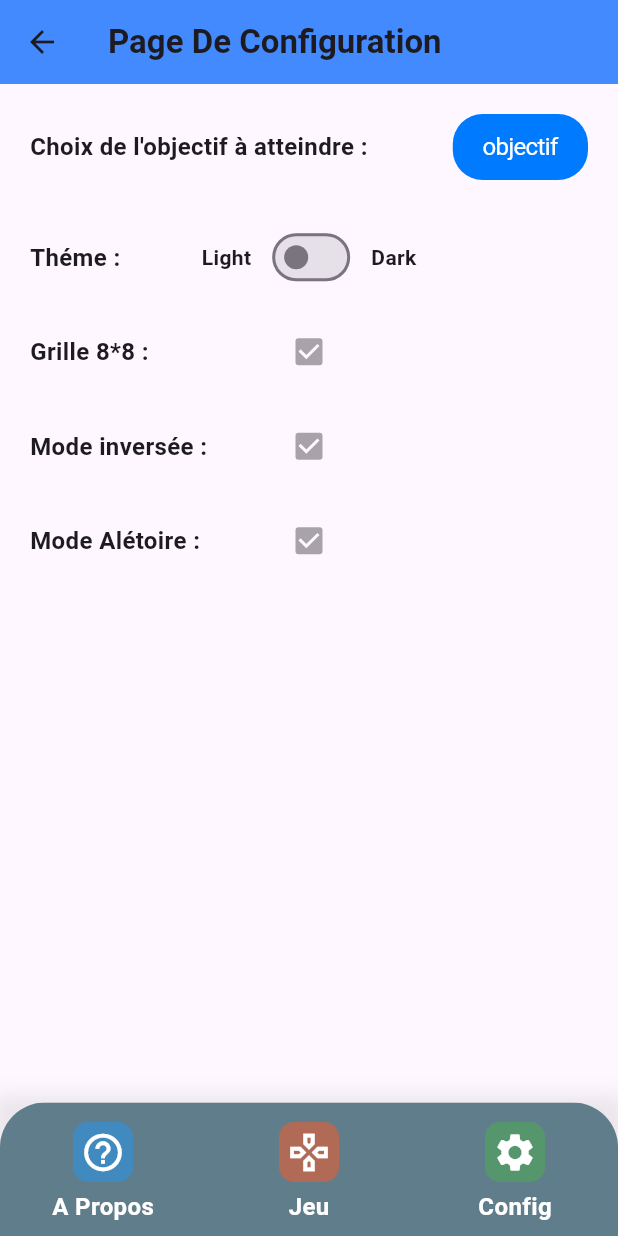
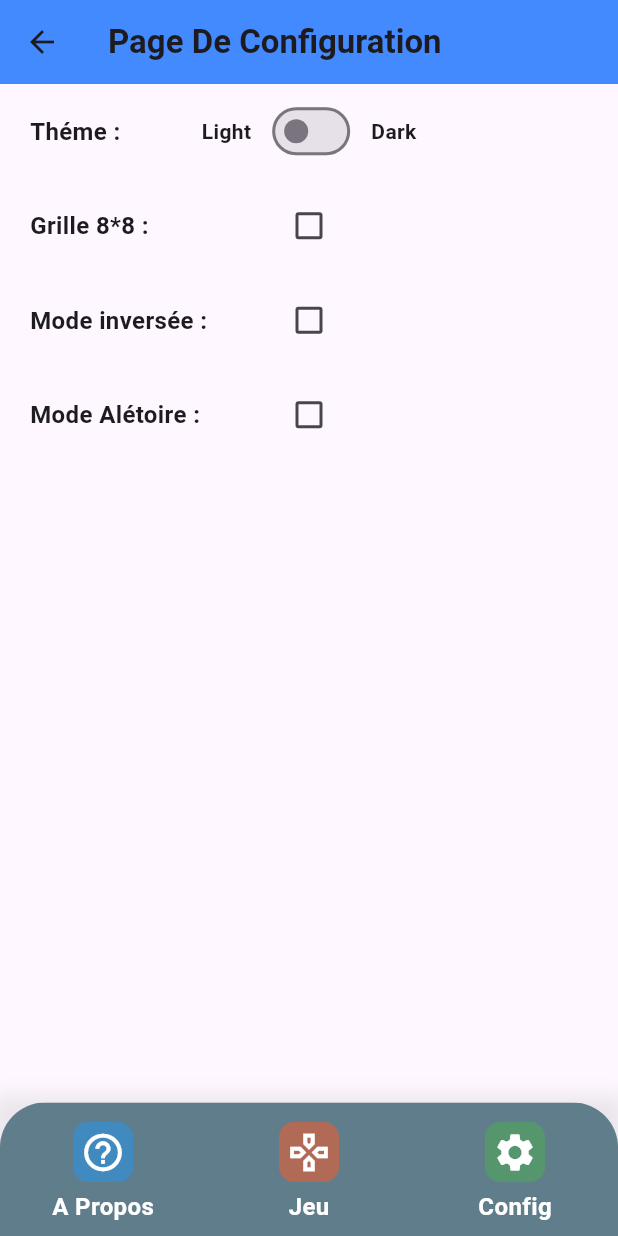
Before and after one commit to Corentin0502/jeu_2048, a Flutter app: the screen it shows after launch, item 3 of the bottom bar chosen, on a phone screen of 412 x 824 dp. Run offline on Flutter 3.47's test engine with Material 3 defaults, Android fonts, the phone set to English and light mode, and no system bars; our stand-ins replace adaptive_theme.

```diff
--- a/lib/pages/home/widgets/header.dart
+++ b/lib/pages/home/widgets/header.dart
@@ -8,7 +8,7 @@ class HeaderSection extends StatelessWidget {
     return Container(
       padding: const EdgeInsets.all(25),
       //color: Colors.white,
-      height: 120,
+      height: 110,
       child: Stack(
         children: [
           const Positioned(
--- a/lib/pages/home/widgets/settings.dart
+++ b/lib/pages/home/widgets/settings.dart
@@ -3,13 +3,17 @@ import 'package:flutter/material.dart';
 import 'package:jeu_2048/pages/home/widgets/custom_navigation_bar.dart';
 import 'liste_deroulante.dart';
 
-class SettingsSection extends StatelessWidget {
+class SettingsSection extends StatefulWidget {
   const SettingsSection({super.key});
 
-  // Ajout d'une méthode pour gérer la sélection
-  void onSelectionChanged(String value) {
-    debugPrint('Nouvelle sélection : $value'); // Pour débogage ou autre logique
-  }
+  @override
+  State<SettingsSection> createState() => _SettingsSectionState();
+}
+
+class _SettingsSectionState extends State<SettingsSection> {
+  bool isLargeGrid = false;
+  bool isInverseMode = false;
+  bool isRandomMode = false;
 
   @override
   Widget build(BuildContext context) {
@@ -24,20 +28,6 @@ class SettingsSection extends StatelessWidget {
       body: Column(
         children: [
           Row(
-            children: [
-              const Expanded(
-                child: Padding(
-                  padding: EdgeInsets.all(20.0),
-                  child: Text(
-                    "Choix de l'objectif à atteindre :",
-                    style: TextStyle(fontSize: 16, fontWeight: FontWeight.bold),
-                  ),
-                ),
-              ),
-              ActionSheetExample(onSelectionChanged: onSelectionChanged),
-            ],
-          ),
-          Row(
             mainAxisSize: MainAxisSize.min,
             children: [
               const Expanded(
@@ -50,8 +40,8 @@ class SettingsSection extends StatelessWidget {
                 ),
               ),
               const Text(
-                  'Light',
-                  style: TextStyle(fontWeight: FontWeight.bold),
+                'Light',
+                style: TextStyle(fontWeight: FontWeight.bold),
               ),
               const SizedBox(width: 10),
               Switch(
@@ -72,9 +62,9 @@ class SettingsSection extends StatelessWidget {
               const Spacer(flex: 1,)
             ],
           ),
-          const Row(
+          Row(
             children: [
-              Expanded(
+              const Expanded(
                 child: Padding(
                   padding: EdgeInsets.all(20.0),
                   child: Text(
@@ -83,13 +73,20 @@ class SettingsSection extends StatelessWidget {
                   ),
                 ),
               ),
-              Checkbox(value: true, onChanged: null),
-              Spacer(flex: 1,)
+              Checkbox(
+                value: isLargeGrid,
+                onChanged: (value) {
+                  setState(() {
+                    isLargeGrid = value!;
+                  });
+                },
+              ),
+              const Spacer(flex: 1,)
             ],
           ),
-          const Row(
+          Row(
             children: [
-              Expanded(
+              const Expanded(
                 child: Padding(
                   padding: EdgeInsets.all(20.0),
                   child: Text(
@@ -98,13 +95,20 @@ class SettingsSection extends StatelessWidget {
                   ),
                 ),
               ),
-              Checkbox(value: true, onChanged: null),
-              Spacer(flex: 1,)
+              Checkbox(
+                value: isInverseMode,
+                onChanged: (value) {
+                  setState(() {
+                    isInverseMode = value!;
+                  });
+                },
+              ),
+              const Spacer(flex: 1,)
             ],
           ),
-          const Row(
+          Row(
             children: [
-              Expanded(
+              const Expanded(
                 child: Padding(
                   padding: EdgeInsets.all(20.0),
                   child: Text(
@@ -113,8 +117,15 @@ class SettingsSection extends StatelessWidget {
                   ),
                 ),
               ),
-              Checkbox(value: true, onChanged: null),
-              Spacer(flex: 1,)
+              Checkbox(
+                value: isRandomMode,
+                onChanged: (value) {
+                  setState(() {
+                    isRandomMode = value!;
+                  });
+                },
+              ),
+              const Spacer(flex: 1,)
             ],
           ),
         ],
```
Also changed, not shown: lib/pages/home/widgets/grille.dart (+5 -4 lines), lib/pages/home/widgets/review.dart (+73 -5 lines), lib/pages/home/home.dart (line endings or trailing spaces).
